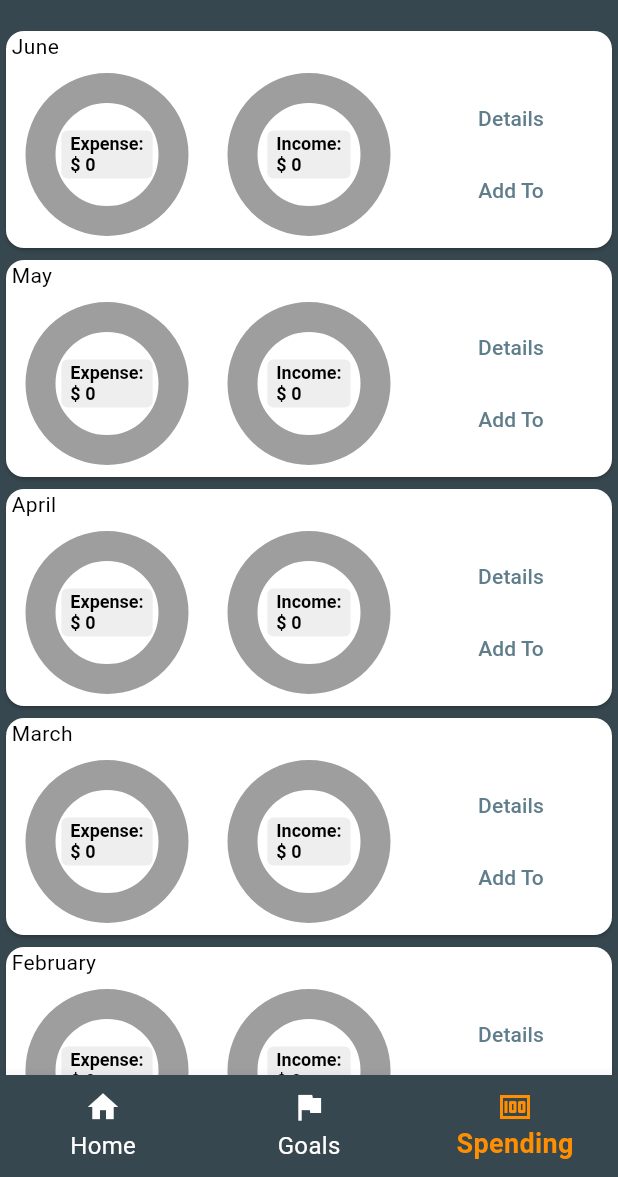
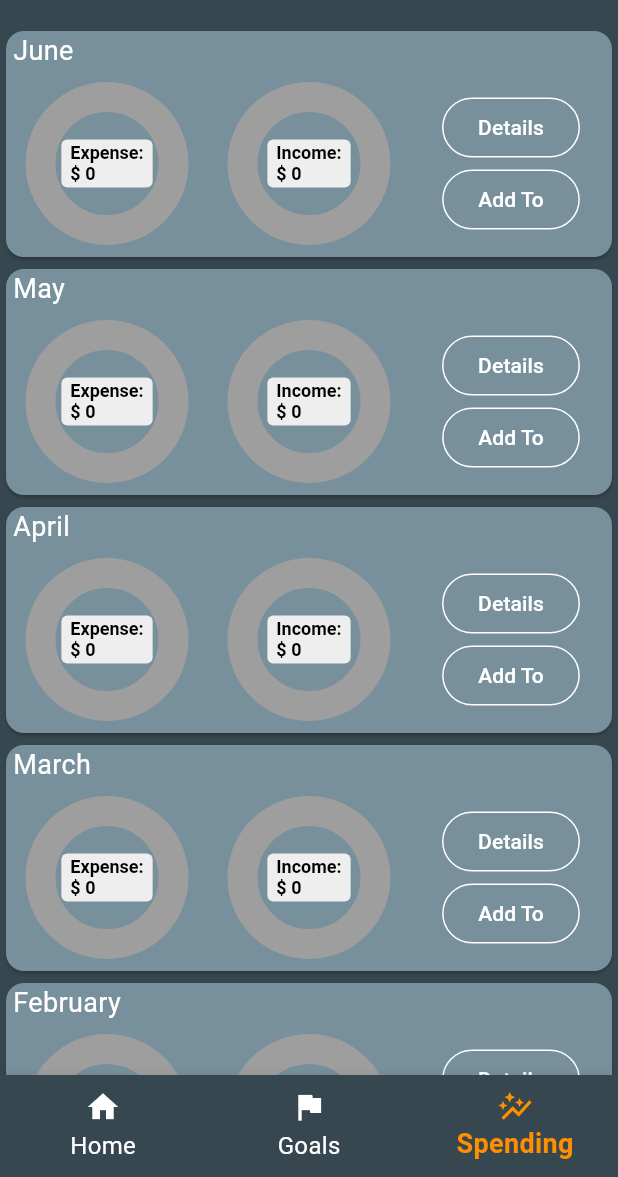
Before and after one commit to hieudphung/MobileAppDevProject1, a Flutter app: the HomePage screen opened directly, item 3 of the bottom bar chosen, on a phone screen of 412 x 824 dp, the part 59-1236 px from its top. Run offline on Flutter 3.47's test engine with Material 3 defaults, Android fonts, the phone set to English and light mode, and no system bars; drawn by our look-alikes of pie_chart; our stand-ins replace sqflite; accounts and stored records are empty.

Commit message:
color fix

```diff
--- a/finance_app/lib/pages/homepage.dart
+++ b/finance_app/lib/pages/homepage.dart
@@ -55,7 +55,7 @@ class _HomePageState extends State<HomePage> {
             label: 'Goals',
           ),
           BottomNavigationBarItem(
-            icon: Icon(Icons.money),
+            icon: Icon(Icons.auto_graph),
             label: 'Spending',
           ),
         ],
@@ -64,8 +64,8 @@ class _HomePageState extends State<HomePage> {
         onTap: _onItemTapped,
         selectedFontSize: 18.0, // Adjust as needed
         unselectedFontSize: 16.0, // Adjust as needed
-        selectedLabelStyle: const TextStyle(fontWeight: FontWeight.bold), // Adjust as needed
-        unselectedLabelStyle: const TextStyle(fontWeight: FontWeight.normal), // Adjust as needed
+        selectedLabelStyle: const TextStyle(fontWeight: FontWeight.bold),
+        unselectedLabelStyle: const TextStyle(fontWeight: FontWeight.normal),
       ),
 
     );
--- a/finance_app/lib/widget/expense_card.dart
+++ b/finance_app/lib/widget/expense_card.dart
@@ -66,7 +66,8 @@ class ExpenseCard extends StatelessWidget {
     String cardTitle = getMonth(monthDataset.monthNumber);
 
     return Card (
-      child: Column(
+        color: Colors.blueGrey[400],
+        child: Column(
         children: <Widget>[
           ExpenseHead(cardTitle: cardTitle),
           ExpenseBody(
@@ -91,8 +92,14 @@ class ExpenseHead extends StatelessWidget {
     return SizedBox (
       child: Align(
         alignment: Alignment.centerLeft,
-        child: Text(cardTitle),
-      )
+        child: Text(
+          cardTitle,
+          style: TextStyle(
+            color: Colors.white,
+            fontSize: 18,
+          ),
+        ),
+      ),
     );
   }
 }
@@ -168,20 +175,36 @@ class StatBar extends StatelessWidget {
 
   @override
   Widget build(BuildContext context) {
-    return Column (
+    return Column(
       children: <Widget>[
-            SizedBox(
-              child: OutlinedButton(
-              onPressed: () => {_showExpenditureDetailDialog(context)},
-              child: const Text('Details'),
-        ),),
         SizedBox(
-              child: OutlinedButton(
-              onPressed: () => {_showAddExpenditureDialog(context)},
-              child: const Text('Add To'),
-        ),),
-      ],);
+          child: OutlinedButton(
+            onPressed: () => _showExpenditureDetailDialog(context),
+            style: OutlinedButton.styleFrom(
+              side: BorderSide(color: Colors.white), // Border color
+            ),
+            child: Text(
+              'Details',
+              style: TextStyle(color: Colors.white), // Text color
+            ),
+          ),
+        ),
+        SizedBox(
+          child: OutlinedButton(
+            onPressed: () => _showAddExpenditureDialog(context),
+            style: OutlinedButton.styleFrom(
+              side: BorderSide(color: Colors.white), // Border color
+            ),
+            child: Text(
+              'Add To',
+              style: TextStyle(color: Colors.white), // Text color
+            ),
+          ),
+        ),
+      ],
+    );
   }
+
 
   void _showAddExpenditureDialog(BuildContext context) {
     // For getting form data from pop-up
```
